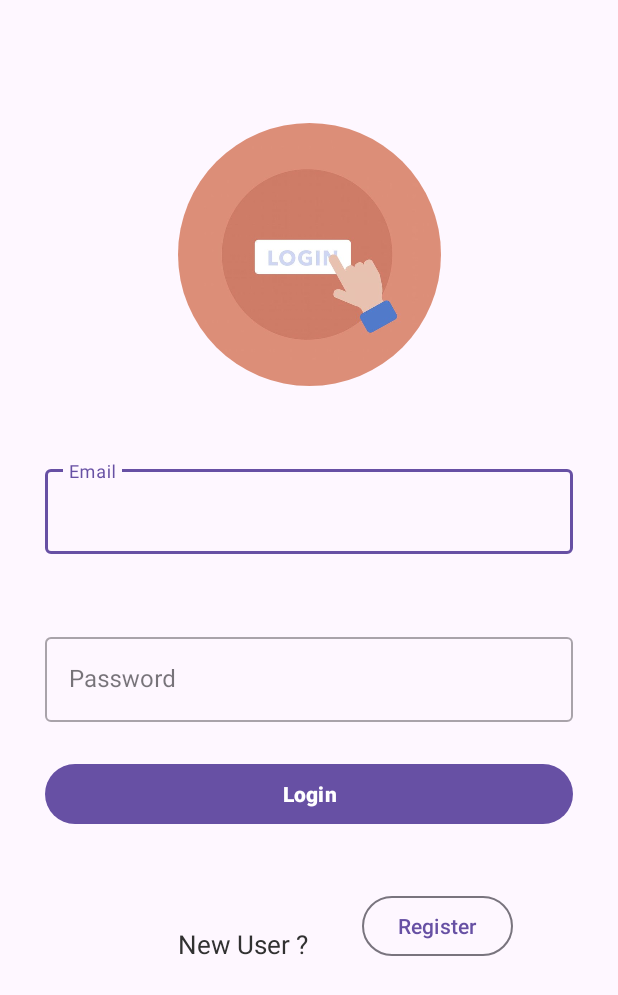
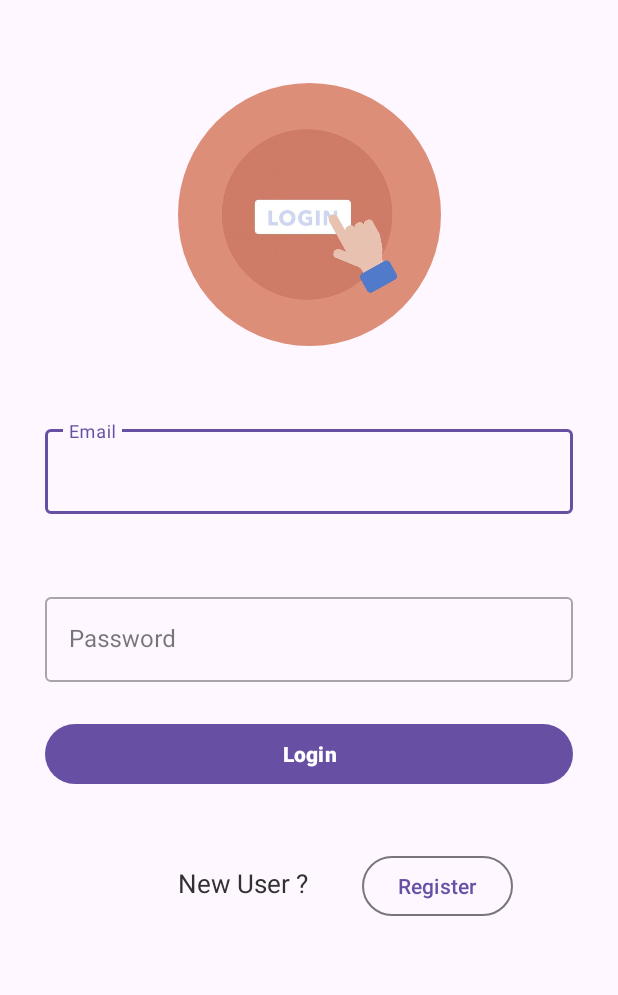
Before and after one commit to ZunaishaN00R/E-Learning-App-in-Java-on-Android-Studio, an Android app: the LoginActivity screen opened directly, with no data from a screen before it, on a phone screen of 412 x 824 dp. Shown: the top 995 px of the screen. Run offline under Robolectric (Android 15) with nearby library versions, the phone set to English and light mode, and no system bars; our stand-ins replace CircleImageView, Firebase (no records; nobody signed in at launch, a user with empty details on screens opened directly).

Commit message:
LoginAndSignUp

```diff
--- a/app/src/main/java/com/zunaisha/e_learning_app/MainActivity.java
+++ b/app/src/main/java/com/zunaisha/e_learning_app/MainActivity.java
@@ -66,7 +66,7 @@ public class MainActivity extends AppCompatActivity implements NavigationView.On
         if (toggle.onOptionsItemSelected(item))
             return true;
         if (item.getItemId() == R.id.profile){
-            startActivity(new Intent(MainActivity.this, RegisterActivity.class));
+            startActivity(new Intent(MainActivity.this, LoginActivity.class));
         }
         return super.onOptionsItemSelected(item);
     }
--- a/app/src/main/java/com/zunaisha/e_learning_app/authentication/LoginActivity.java
+++ b/app/src/main/java/com/zunaisha/e_learning_app/authentication/LoginActivity.java
@@ -2,7 +2,6 @@ package com.zunaisha.e_learning_app.authentication;
 
 import androidx.annotation.NonNull;
 import androidx.appcompat.app.AppCompatActivity;
-
 import android.content.Intent;
 import android.os.Bundle;
 import android.view.View;
@@ -11,73 +10,163 @@ import android.widget.Button;
 import android.widget.EditText;
 import android.widget.ProgressBar;
 import android.widget.Toast;
-
 import com.google.android.gms.tasks.OnCompleteListener;
 import com.google.android.gms.tasks.Task;
+import com.google.android.material.textfield.TextInputLayout;
 import com.google.firebase.auth.AuthResult;
 import com.google.firebase.auth.FirebaseAuth;
 import com.zunaisha.e_learning_app.R;
 
 public class LoginActivity extends AppCompatActivity {
-    EditText loginEmail,loginPassword;
-    Button loginButton,regButton;
+    TextInputLayout loginEmailLayout, loginPasswordLayout;
+    EditText loginEmail, loginPassword;
+    Button loginButton, regButton;
     FirebaseAuth auth;
     ProgressBar logProgressBar;
+
     @Override
     protected void onCreate(Bundle savedInstanceState) {
         super.onCreate(savedInstanceState);
         setContentView(R.layout.activity_login);
 
-        loginEmail = findViewById(R.id.login_email);
-        loginPassword = findViewById(R.id.login_password);
+        loginEmailLayout = findViewById(R.id.login_email);
+        loginPasswordLayout = findViewById(R.id.login_password);
+
+        loginEmail = loginEmailLayout.getEditText();
+        loginPassword = loginPasswordLayout.getEditText();
+
         loginButton = findViewById(R.id.login_button);
         regButton = findViewById(R.id.login_reg_btn);
         logProgressBar = findViewById(R.id.loginprogressBar);
         logProgressBar.setVisibility(View.GONE);
 
         auth = FirebaseAuth.getInstance();
+
         loginButton.setOnClickListener(new OnClickListener() {
             @Override
             public void onClick(View v) {
                 loginUser();
             }
         });
+
         regButton.setOnClickListener(new OnClickListener() {
             @Override
             public void onClick(View v) {
                 openRegister();
             }
         });
-
     }
 
     private void openRegister() {
-        startActivity(new Intent(LoginActivity.this,RegisterActivity.class));
+        startActivity(new Intent(LoginActivity.this, RegisterActivity.class));
         finish();
     }
 
     private void loginUser() {
-        String email,password;
+        String email, password;
         email = loginEmail.getText().toString().trim();
         password = loginPassword.getText().toString().trim();
-        if (email.isEmpty()||password.isEmpty()){
-            Toast.makeText(this,"Provide All Fields",Toast.LENGTH_SHORT).show();
-        }else{
+
+        if (email.isEmpty() || password.isEmpty()) {
+            Toast.makeText(this, "Provide All Fields", Toast.LENGTH_SHORT).show();
+        } else {
             logProgressBar.setVisibility(View.VISIBLE);
-            auth.signInWithEmailAndPassword(email,password).addOnCompleteListener(new OnCompleteListener<AuthResult>() {
+            auth.signInWithEmailAndPassword(email, password).addOnCompleteListener(new OnCompleteListener<AuthResult>() {
                 @Override
                 public void onComplete(@NonNull Task<AuthResult> task) {
-                    if (task.isSuccessful()){
+                    if (task.isSuccessful()) {
                         logProgressBar.setVisibility(View.GONE);
-                        startActivity(new Intent(LoginActivity.this,ProfileActivity.class));
+                        startActivity(new Intent(LoginActivity.this, ProfileActivity.class));
                         finish();
-                    }
-                    else{
+                    } else {
                         logProgressBar.setVisibility(View.GONE);
-                        Toast.makeText(LoginActivity.this,task.getException().getMessage(),Toast.LENGTH_SHORT).show();
+                        Toast.makeText(LoginActivity.this, task.getException().getMessage(), Toast.LENGTH_SHORT).show();
                     }
                 }
             });
         }
     }
 }
+//package com.zunaisha.e_learning_app.authentication;
+//
+//import androidx.annotation.NonNull;
+//import androidx.appcompat.app.AppCompatActivity;
+//
+//import android.content.Intent;
+//import android.os.Bundle;
+//import android.view.View;
+//import android.view.View.OnClickListener;
+//import android.widget.Button;
+//import android.widget.EditText;
+//import android.widget.ProgressBar;
+//import android.widget.Toast;
+//
+//import com.google.android.gms.tasks.OnCompleteListener;
+//import com.google.android.gms.tasks.Task;
+//import com.google.firebase.auth.AuthResult;
+//import com.google.firebase.auth.FirebaseAuth;
+//import com.zunaisha.e_learning_app.R;
+//
+//public class LoginActivity extends AppCompatActivity {
+//    EditText loginEmail,loginPassword;
+//    Button loginButton,regButton;
+//    FirebaseAuth auth;
+//    ProgressBar logProgressBar;
+//    @Override
+//    protected void onCreate(Bundle savedInstanceState) {
+//        super.onCreate(savedInstanceState);
+//        setContentView(R.layout.activity_login);
+//
+//        loginEmail = findViewById(R.id.login_email);
+//        loginPassword = findViewById(R.id.login_password);
+//        loginButton = findViewById(R.id.login_button);
+//        regButton = findViewById(R.id.login_reg_btn);
+//        logProgressBar = findViewById(R.id.loginprogressBar);
+//        logProgressBar.setVisibility(View.GONE);
+//
+//        auth = FirebaseAuth.getInstance();
+//        loginButton.setOnClickListener(new OnClickListener() {
+//            @Override
+//            public void onClick(View v) {
+//                loginUser();
+//            }
+//        });
+//        regButton.setOnClickListener(new OnClickListener() {
+//            @Override
+//            public void onClick(View v) {
+//                openRegister();
+//            }
+//        });
+//
+//    }
+//
+//    private void openRegister() {
+//        startActivity(new Intent(LoginActivity.this,RegisterActivity.class));
+//        finish();
+//    }
+//
+//    private void loginUser() {
+//        String email,password;
+//        email = loginEmail.getText().toString().trim();
+//        password = loginPassword.getText().toString().trim();
+//        if (email.isEmpty()||password.isEmpty()){
+//            Toast.makeText(this,"Provide All Fields",Toast.LENGTH_SHORT).show();
+//        }else{
+//            logProgressBar.setVisibility(View.VISIBLE);
+//            auth.signInWithEmailAndPassword(email,password).addOnCompleteListener(new OnCompleteListener<AuthResult>() {
+//                @Override
+//                public void onComplete(@NonNull Task<AuthResult> task) {
+//                    if (task.isSuccessful()){
+//                        logProgressBar.setVisibility(View.GONE);
+//                        startActivity(new Intent(LoginActivity.this,ProfileActivity.class));
+//                        finish();
+//                    }
+//                    else{
+//                        logProgressBar.setVisibility(View.GONE);
+//                        Toast.makeText(LoginActivity.this,task.getException().getMessage(),Toast.LENGTH_SHORT).show();
+//                    }
+//                }
+//            });
+//        }
+//    }
+//}
--- a/app/src/main/res/layout/activity_login.xml
+++ b/app/src/main/res/layout/activity_login.xml
@@ -14,7 +14,7 @@
         style="@style/Widget.MaterialComponents.TextInputLayout.OutlinedBox"
         android:layout_width="175dp"
         android:layout_height="175dp"
-        android:layout_marginTop="52dp"
+        android:layout_marginTop="25dp"
         android:src="@drawable/login"
         android:visibility="visible"
         app:layout_constraintEnd_toEndOf="parent"
@@ -71,7 +71,7 @@
     <TextView
         android:layout_width="wrap_content"
         android:layout_height="wrap_content"
-        android:layout_marginTop="64dp"
+        android:layout_marginTop="50dp"
         android:text="New User ? "
         android:textColor="@color/textColor"
         android:textSize="17sp"
--- a/app/src/main/res/values/styles.xml
+++ b/app/src/main/res/values/styles.xml
@@ -1,6 +1,6 @@
 <resources>
     <!-- Base application theme -->
-    <style name="AppTheme" parent="Theme.MaterialComponents.Light">
+    <style name="AppTheme" parent="Theme.MaterialComponents.Light.DarkActionBar">
         <!-- Customize your theme here -->
         <item name="colorPrimary">@color/steel_gray</item>
         <item name="colorPrimaryDark">@color/purple</item>
```
Also changed, not shown: app/src/main/AndroidManifest.xml (+5 -2 lines), app/src/main/java/com/zunaisha/e_learning_app/authentication/RegisterActivity.java (+7 -2 lines).
